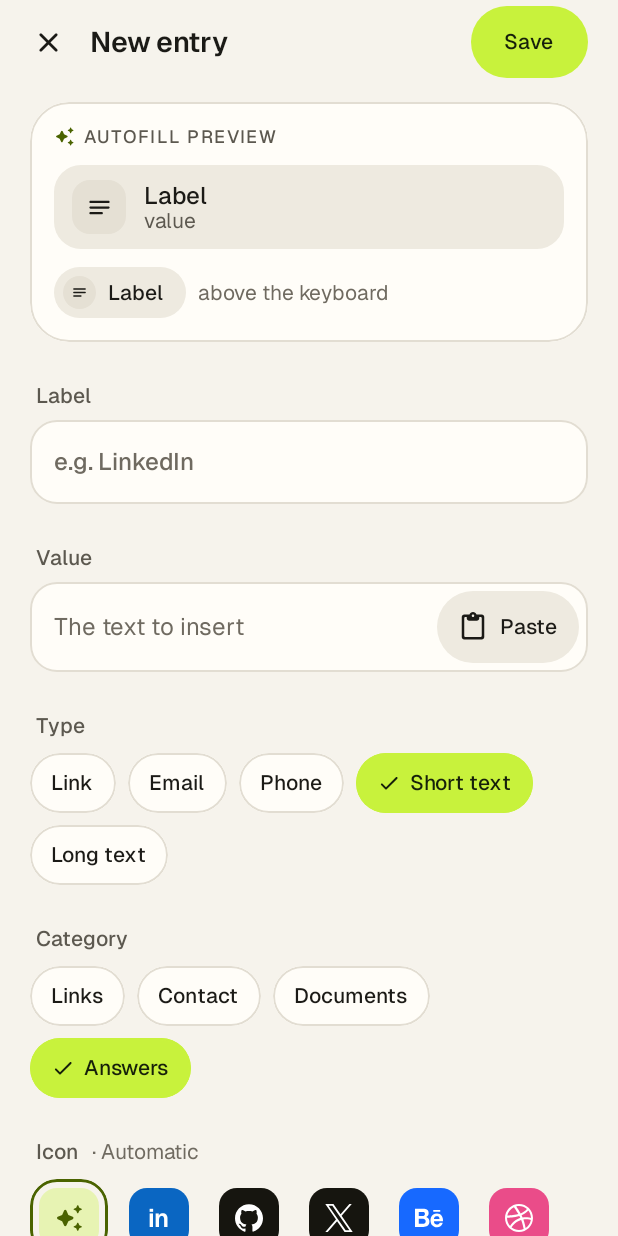
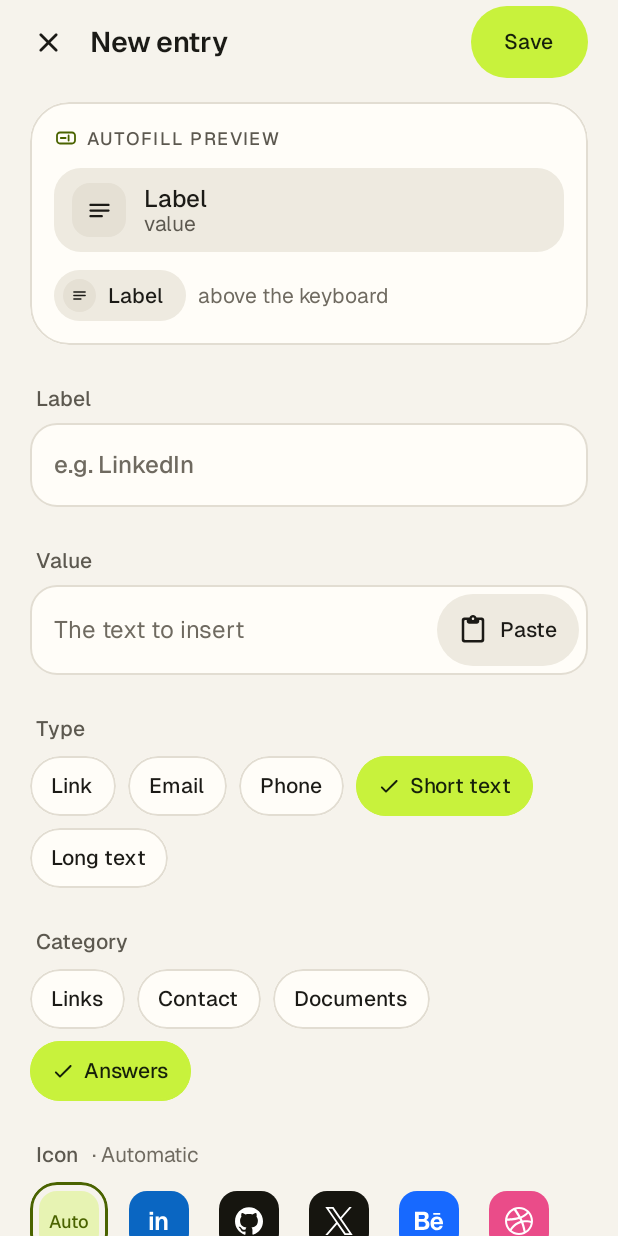
Before and after one commit to ulot2/tote, an Android app built with Jetpack Compose: the screen it shows after launch (MainActivity), after a tap on "Add your first entry", on a phone screen of 412 x 824 dp. Run offline under Robolectric (Android 15) with nearby library versions, the phone set to English and light mode, and no system bars; our stand-ins replace Dagger/Hilt's generated code, Room's generated code; libraries missing offline, so code that uses them is left out: sh.calvin.reorderable; 1 statement that could not run was skipped.

Commit message:
Replace sparkles icons
Autofill now uses a custom field-with-cursor glyph (vault banner, Turn
on autofill button, editor preview heading) and the editor's automatic
icon option shows the word 'Auto'.

Co-Authored-By: Claude Opus 5.5 <noreply@anthropic.com>
Claude-Session: https://claude.ai/code/session_014FyfEqaU1XR8Z8CvDGG1vL

```diff
--- a/app/src/main/kotlin/app/tote/feature/editor/EditorScreen.kt
+++ b/app/src/main/kotlin/app/tote/feature/editor/EditorScreen.kt
@@ -30,7 +30,6 @@ import androidx.compose.foundation.text.KeyboardActions
 import androidx.compose.foundation.text.KeyboardOptions
 import androidx.compose.foundation.verticalScroll
 import androidx.compose.material.icons.Icons
-import androidx.compose.material.icons.rounded.AutoAwesome
 import androidx.compose.material.icons.rounded.Close
 import androidx.compose.material.icons.rounded.ContentPaste
 import androidx.compose.material.icons.rounded.DeleteOutline
@@ -61,6 +60,7 @@ import androidx.compose.ui.text.input.KeyboardCapitalization
 import androidx.compose.ui.text.input.KeyboardType
 import androidx.compose.ui.text.style.TextOverflow
 import androidx.compose.ui.unit.dp
+import androidx.compose.ui.unit.sp
 import androidx.hilt.navigation.compose.hiltViewModel
 import androidx.lifecycle.compose.collectAsStateWithLifecycle
 import app.tote.core.model.Category
@@ -83,6 +83,7 @@ import app.tote.ui.icons.displayName
 import app.tote.ui.nav.EditorRoute
 import app.tote.ui.nav.SharedKeys
 import app.tote.ui.nav.sharedContainer
+import app.tote.ui.icons.ToteIcons
 import app.tote.ui.theme.Tote
 import app.tote.ui.theme.ToteShapes
 import app.tote.ui.theme.ToteSpacing
@@ -356,7 +357,7 @@ private fun AutofillPreview(state: EditorUiState, modifier: Modifier = Modifier)
         verticalArrangement = Arrangement.spacedBy(12.dp),
     ) {
         Row(verticalAlignment = Alignment.CenterVertically) {
-            Icon(Icons.Rounded.AutoAwesome, contentDescription = null, tint = c.accentContent, modifier = Modifier.size(14.dp))
+            Icon(ToteIcons.FieldFill, contentDescription = null, tint = c.accentContent, modifier = Modifier.size(16.dp))
             Spacer(Modifier.width(6.dp))
             Text("AUTOFILL PREVIEW", style = Tote.type.overline, color = c.textSecondary)
         }
@@ -424,8 +425,9 @@ private fun IconPicker(selected: EntryIcon, auto: Boolean, onSelect: (EntryIcon?
             description = "Automatic icon",
             onClick = { onSelect(null) },
         ) {
+            // A word, not a symbol: there's no picture for "pick one for me".
             Box(Modifier.size(40.dp).background(c.accentSoft, ToteShapes.badge), contentAlignment = Alignment.Center) {
-                Icon(Icons.Rounded.AutoAwesome, contentDescription = null, tint = c.accentContent, modifier = Modifier.size(20.dp))
+                Text("Auto", style = Tote.type.overline.copy(letterSpacing = 0.sp), color = c.accentContent)
             }
         }
         EntryIcon.entries.forEach { icon ->
--- a/app/src/main/kotlin/app/tote/feature/settings/SettingsScreen.kt
+++ b/app/src/main/kotlin/app/tote/feature/settings/SettingsScreen.kt
@@ -36,7 +36,6 @@ import androidx.compose.runtime.setValue
 import androidx.compose.ui.platform.LocalContext
 import androidx.compose.foundation.layout.size
 import androidx.compose.material.icons.rounded.Add
-import androidx.compose.material.icons.rounded.AutoAwesome
 import androidx.compose.material.icons.rounded.Close
 import androidx.compose.material.icons.rounded.Edit
 import androidx.compose.material.icons.automirrored.rounded.OpenInNew
@@ -67,6 +66,7 @@ import app.tote.core.data.settings.AppSettings
 import app.tote.core.data.settings.SettingsRepository
 import app.tote.core.data.settings.ThemeMode
 import app.tote.ui.components.ToteIconButton
+import app.tote.ui.icons.ToteIcons
 import app.tote.ui.theme.Tote
 import app.tote.ui.theme.ToteShapes
 import app.tote.ui.theme.ToteSpacing
@@ -264,7 +264,7 @@ private fun AutofillCard(
         Spacer(Modifier.height(14.dp))
         when (status) {
             AutofillSetup.Status.DISABLED -> {
-                PillButton("Turn on autofill", onClick = onEnable, icon = Icons.Rounded.AutoAwesome)
+                PillButton("Turn on autofill", onClick = onEnable, icon = ToteIcons.FieldFill)
                 Text(
                     "Android uses one autofill service at a time. Choosing Tote turns off your password manager's autofill until you switch back. The Quick Settings tile works either way.",
                     style = Tote.type.bodySmall,
--- a/app/src/main/kotlin/app/tote/feature/vault/VaultScreen.kt
+++ b/app/src/main/kotlin/app/tote/feature/vault/VaultScreen.kt
@@ -44,7 +44,6 @@ import androidx.compose.foundation.text.BasicTextField
 import androidx.compose.foundation.text.KeyboardOptions
 import androidx.compose.material.icons.Icons
 import androidx.compose.material.icons.rounded.Add
-import androidx.compose.material.icons.rounded.AutoAwesome
 import androidx.compose.material.icons.rounded.Check
 import androidx.compose.material.icons.rounded.Close
 import androidx.compose.material.icons.rounded.DragIndicator
@@ -94,6 +93,7 @@ import app.tote.ui.components.pressScale
 import app.tote.ui.nav.EditorRoute
 import app.tote.ui.nav.SharedKeys
 import app.tote.ui.nav.sharedContainer
+import app.tote.ui.icons.ToteIcons
 import app.tote.ui.theme.Tote
 import app.tote.ui.theme.ToteShapes
 import app.tote.ui.theme.TotePalette
@@ -553,7 +553,7 @@ private fun AutofillBanner(onEnable: () -> Unit, onDismiss: () -> Unit, modifier
             .padding(start = 16.dp, top = 14.dp, bottom = 14.dp, end = 4.dp),
         verticalAlignment = Alignment.Top,
     ) {
-        Icon(Icons.Rounded.AutoAwesome, contentDescription = null, tint = c.accentContent, modifier = Modifier.padding(top = 2.dp).size(20.dp))
+        Icon(ToteIcons.FieldFill, contentDescription = null, tint = c.accentContent, modifier = Modifier.padding(top = 1.dp).size(22.dp))
         Spacer(Modifier.size(12.dp))
         Column(Modifier.weight(1f)) {
             Text("Fill forms in one tap", style = Tote.type.titleSmall, color = c.textPrimary)
--- /dev/null
+++ b/app/src/main/kotlin/app/tote/ui/icons/ToteIcons.kt
@@ -0,0 +1,44 @@
+package app.tote.ui.icons
+
+import androidx.compose.ui.graphics.Color
+import androidx.compose.ui.graphics.SolidColor
+import androidx.compose.ui.graphics.StrokeCap
+import androidx.compose.ui.graphics.StrokeJoin
+import androidx.compose.ui.graphics.vector.ImageVector
+import androidx.compose.ui.graphics.vector.path
+import androidx.compose.ui.unit.dp
+
+/** Tote's own glyphs, drawn on a 24dp grid with 1.8dp rounded strokes to sit beside Material Rounded icons. */
+object ToteIcons {
+
+    /** A form field with a line of text and a typing cursor: "fill this field". Used for autofill. */
+    val FieldFill: ImageVector by lazy {
+        ImageVector.Builder(name = "FieldFill", defaultWidth = 24.dp, defaultHeight = 24.dp, viewportWidth = 24f, viewportHeight = 24f)
+            .path(
+                fill = null,
+                stroke = SolidColor(Color.Black),
+                strokeLineWidth = 1.8f,
+                strokeLineCap = StrokeCap.Round,
+                strokeLineJoin = StrokeJoin.Round,
+            ) {
+                // Field outline, rounded like Tote's inputs.
+                moveTo(6f, 6.5f)
+                lineTo(18f, 6.5f)
+                arcTo(3f, 3f, 0f, false, true, 21f, 9.5f)
+                lineTo(21f, 14.5f)
+                arcTo(3f, 3f, 0f, false, true, 18f, 17.5f)
+                lineTo(6f, 17.5f)
+                arcTo(3f, 3f, 0f, false, true, 3f, 14.5f)
+                lineTo(3f, 9.5f)
+                arcTo(3f, 3f, 0f, false, true, 6f, 6.5f)
+                close()
+                // Filled-in text.
+                moveTo(6.8f, 12f)
+                lineTo(11.6f, 12f)
+                // Cursor.
+                moveTo(14.6f, 9.4f)
+                lineTo(14.6f, 14.6f)
+            }
+            .build()
+    }
+}
```
